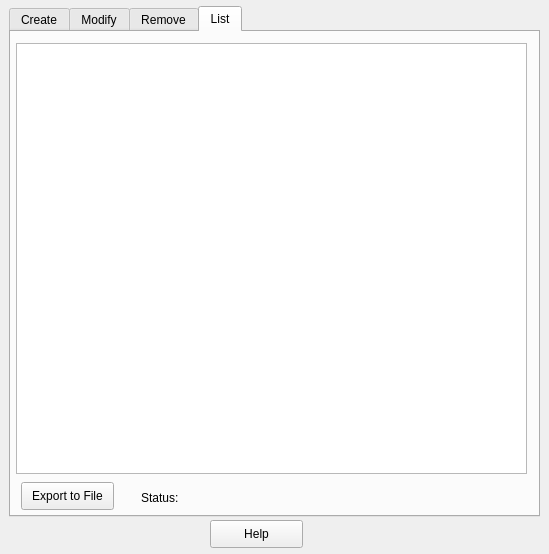
The window that transmitteradmin.ui (szugyizs/QtWhiteSpaceManager) describes before a commit, drawn with Qt 5.
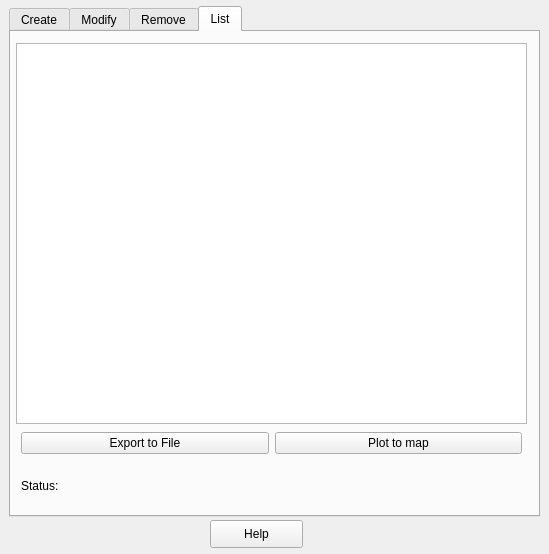
The same window after the commit. The open tabs and pages were chosen to show the change.

Patch:
```diff
--- a/transmitteradmin.ui
+++ b/transmitteradmin.ui
@@ -427,32 +427,39 @@
           <x>5</x>
           <y>11</y>
           <width>511</width>
-          <height>431</height>
+          <height>381</height>
          </rect>
         </property>
        </widget>
+       <widget class="QWidget" name="verticalLayoutWidget_6">
+        <property name="geometry">
+         <rect>
+          <x>10</x>
+          <y>400</y>
+          <width>501</width>
+          <height>80</height>
+         </rect>
+        </property>
+        <layout class="QVBoxLayout" name="verticalLayout_4">
+         <item>
+          <layout class="QHBoxLayout" name="horizontalLayout_9">
+           <item>
        <widget class="QPushButton" name="tExportBtn">
-        <property name="geometry">
-         <rect>
-          <x>10</x>
-          <y>450</y>
-          <width>93</width>
-          <height>28</height>
-         </rect>
-        </property>
         <property name="text">
          <string>Export to File</string>
         </property>
        </widget>
-       <widget class="QWidget" name="horizontalLayoutWidget_6">
-        <property name="geometry">
-         <rect>
-          <x>130</x>
-          <y>450</y>
-          <width>331</width>
-          <height>31</height>
-         </rect>
-        </property>
+           </item>
+           <item>
+            <widget class="QPushButton" name="plotTBtn">
+             <property name="text">
+              <string>Plot to map</string>
+             </property>
+            </widget>
+           </item>
+          </layout>
+         </item>
+         <item>
         <layout class="QHBoxLayout" name="horizontalLayout_15">
          <item>
           <widget class="QLabel" name="label_11">
@@ -467,6 +474,8 @@
             <string/>
            </property>
           </widget>
+           </item>
+          </layout>
          </item>
         </layout>
        </widget>
```
Left out of the diff: 7 changed lines with no effect on the pictures. Lines whose indentation alone changed are shown as unchanged.
